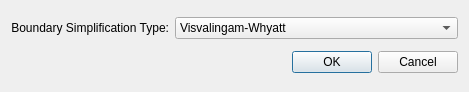
Above: gui/dialogs/dialogmeshingoptions.ui from spatial-model-editor/spatial-model-editor before the change. Below: the same form after it.
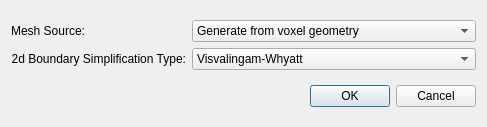
That is the form after the change.

Commit message: SBML Parametric Geometry support (#1132)

Patch:
```diff
--- a/gui/dialogs/dialogmeshingoptions.ui
+++ b/gui/dialogs/dialogmeshingoptions.ui
@@ -6,8 +6,8 @@
    <rect>
     <x>0</x>
     <y>0</y>
-    <width>469</width>
-    <height>92</height>
+    <width>487</width>
+    <height>127</height>
    </rect>
   </property>
   <property name="sizePolicy">
@@ -37,7 +37,7 @@
         </sizepolicy>
        </property>
        <property name="text">
-        <string>Boundary Simplification Type:</string>
+        <string>2d Boundary Simplification Type:</string>
        </property>
        <property name="alignment">
         <set>Qt::AlignRight|Qt::AlignTrailing|Qt::AlignVCenter</set>
@@ -61,6 +61,39 @@
        </item>
       </widget>
      </item>
+     <item row="0" column="0">
+      <widget class="QLabel" name="lblMeshSourceType">
+       <property name="sizePolicy">
+        <sizepolicy hsizetype="Fixed" vsizetype="Fixed">
+         <horstretch>0</horstretch>
+         <verstretch>0</verstretch>
+        </sizepolicy>
+       </property>
+       <property name="text">
+        <string>Mesh Source:</string>
+       </property>
+       <property name="alignment">
+        <set>Qt::AlignRight|Qt::AlignTrailing|Qt::AlignVCenter</set>
+       </property>
+      </widget>
+     </item>
+     <item row="0" column="1">
+      <widget class="QComboBox" name="cmbMeshSourceType">
+       <property name="currentIndex">
+        <number>0</number>
+       </property>
+       <item>
+        <property name="text">
+         <string>Generate from voxel geometry</string>
+        </property>
+       </item>
+       <item>
+        <property name="text">
+         <string>Keep imported mesh fixed</string>
+        </property>
+       </item>
+      </widget>
+     </item>
     </layout>
    </item>
    <item>
```
The commit also changes 38 other files.
